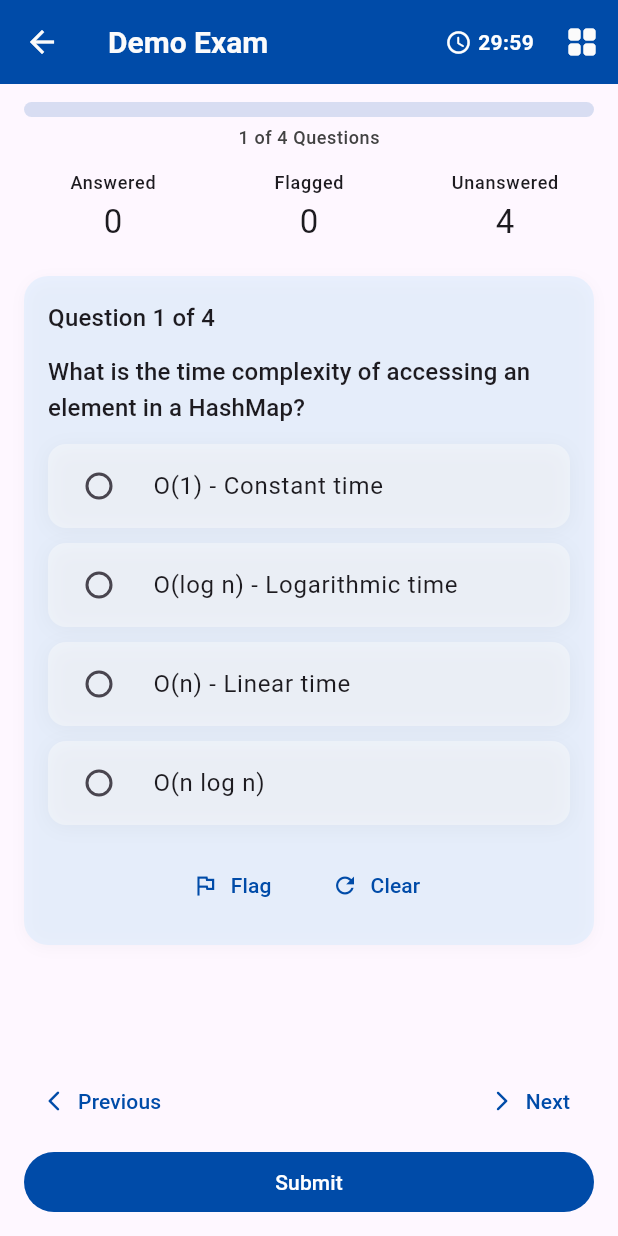
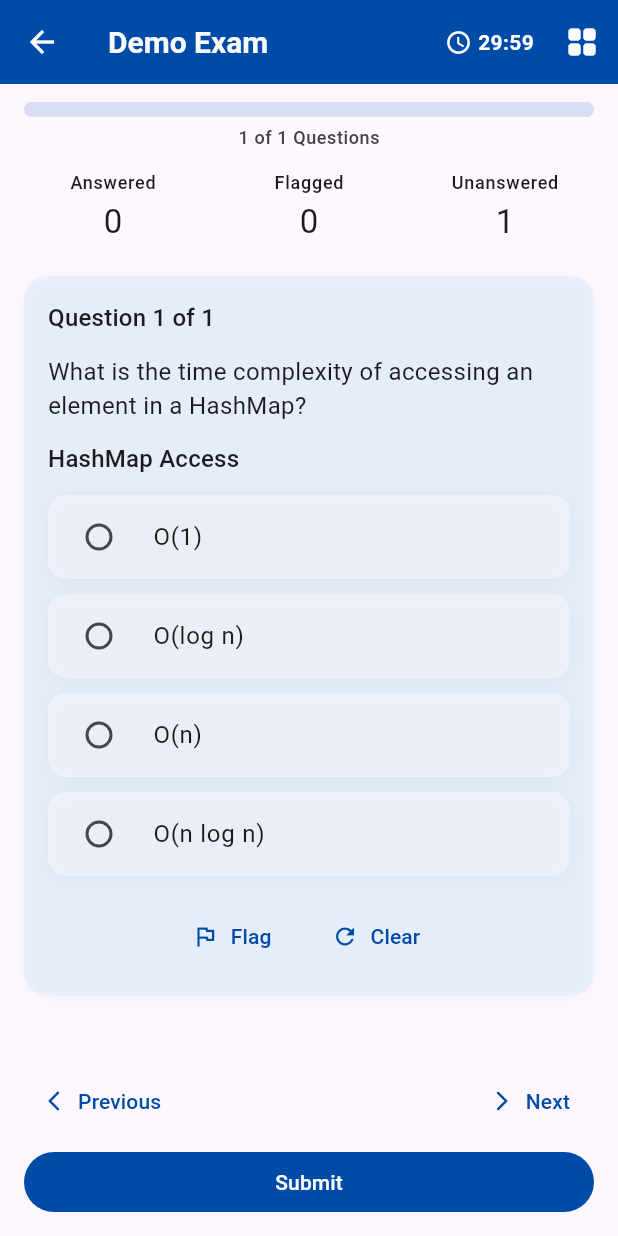
Before and after one commit to eminesenaa/mobile-interview-platform, a Flutter app: the ExamPage screen opened directly, after a tap on "Start demo exam", on a phone screen of 412 x 824 dp. Run offline on Flutter 3.47's test engine with Material 3 defaults, Android fonts, the light colour scheme and no system bars; drawn by our look-alikes of overlay_support; our stand-ins replace awesome_bottom_bar, cloud_firestore, firebase_auth, firebase_core, firebase_storage, font_awesome_flutter and 4 more; accounts and stored records are empty.

```diff
--- a/lib/pages/exam/exam_page.dart
+++ b/lib/pages/exam/exam_page.dart
@@ -7,16 +7,12 @@ import 'package:interview_project/pages/exam/widgets/action_bar.dart';
 import 'package:interview_project/pages/exam/widgets/progress_bar.dart';
 import 'package:interview_project/pages/exam/widgets/timer_badge.dart';
 import 'package:interview_project/pages/exam/widgets/mcq_view.dart';
-
 import 'package:interview_project/pages/exam/widgets/stats_row.dart';
 import 'package:interview_project/pages/exam/widgets/question_header.dart';
-import 'package:interview_project/pages/exam/widgets/mcq_view.dart';
-
 
 import '../../constants/colors.dart';
 import '../../models/question.dart';
 
-// lib/pages/exam/exam_page.dart
 class ExamPage extends StatelessWidget {
   const ExamPage({super.key});
 
@@ -24,7 +20,6 @@ class ExamPage extends StatelessWidget {
   Widget build(BuildContext context) {
     final args = Get.arguments;
 
-    // Argüman gelmediyse: uyarı + “Mock Exam ile başlat” butonu
     if (args is! Exam) {
       return const _NoExamProvided();
     }
@@ -34,14 +29,13 @@ class ExamPage extends StatelessWidget {
 
     return Obx(() {
       final st = c.state.value;
-      final q  = c.currentQuestion;
+      final q = c.currentQuestion;
+
       return Scaffold(
         appBar: AppBar(
           title: Text(exam.title),
           actions: [
-            // Sayaç önce (solda), Navigator en sağda
             Padding(
-              //PROGRESS BAR
               padding: const EdgeInsets.symmetric(horizontal: 8),
               child: Center(child: TimerBadge(secondsLeft: st.secondsLeft)),
             ),
@@ -49,7 +43,6 @@ class ExamPage extends StatelessWidget {
               tooltip: 'Navigator',
               icon: const Icon(Icons.grid_view_rounded),
               onPressed: () {
-                // TODO: question navigator sheet
                 ScaffoldMessenger.of(context).showSnackBar(
                   const SnackBar(content: Text('Navigator coming soon')),
                 );
@@ -59,13 +52,16 @@ class ExamPage extends StatelessWidget {
         ),
         body: Column(
           children: [
-            // Progress bar zaten var
             Padding(
               padding: const EdgeInsets.symmetric(horizontal: 16),
               child: Column(
                 crossAxisAlignment: CrossAxisAlignment.stretch,
                 children: [
-                  ProgressBar(total: exam.questions.length, answered: st.answers.length, current: c.currentNumber),
+                  ProgressBar(
+                    total: exam.questions.length,
+                    answered: st.answers.length,
+                    current: c.currentNumber,
+                  ),
                   StatsRow(
                     answered: c.answeredCount,
                     flagged: c.flaggedCount,
@@ -75,22 +71,18 @@ class ExamPage extends StatelessWidget {
               ),
             ),
             const SizedBox(height: 8),
-
             Expanded(
               child: SingleChildScrollView(
                 padding: const EdgeInsets.fromLTRB(16, 8, 16, 8),
                 child: Column(
                   crossAxisAlignment: CrossAxisAlignment.stretch,
                   children: [
-                    // ⬇️ TEK BÜYÜK KART: border yok, soft mavi back
                     Container(
                       padding: const EdgeInsets.all(16),
                       decoration: BoxDecoration(
-                        color: secondaryColor.withValues(alpha: 0.35), // 💡 çok açık mavi
+                        color: secondaryColor.withValues(alpha: 0.35),
                         borderRadius: BorderRadius.circular(16),
-                        // border: yok
                         boxShadow: [
-                          // çok hafif derinlik
                           BoxShadow(
                             color: Colors.black.withValues(alpha: 0.03),
                             blurRadius: 8,
@@ -101,13 +93,24 @@ class ExamPage extends StatelessWidget {
                       child: Column(
                         crossAxisAlignment: CrossAxisAlignment.start,
                         children: [
-                          QuestionHeader(current: c.currentNumber, total: c.total),
+                          QuestionHeader(
+                            current: c.currentNumber,
+                            total: c.total,
+                          ),
                           const SizedBox(height: 12),
+                          if ((q.description ?? "").isNotEmpty)
+                            Padding(
+                              padding: const EdgeInsets.only(bottom: 12),
+                              child: Text(
+                                q.description ?? "",
+                                style: const TextStyle(fontSize: 16),
+                              ),
+                            ),
                           McqView(
                             question: q,
                             onAnswer: c.answerCurrent,
                             onToggleFlag: c.toggleFlag,
-                            embedded: true, // dış kapsayıcı bizde, içte ekstra border yok
+                            embedded: true,
                           ),
                         ],
                       ),
@@ -116,7 +119,6 @@ class ExamPage extends StatelessWidget {
                 ),
               ),
             ),
-
             ActionBar(
               onPrev: c.prev,
               onNext: c.next,
@@ -129,7 +131,6 @@ class ExamPage extends StatelessWidget {
             ),
           ],
         ),
-
       );
     });
   }
@@ -150,7 +151,7 @@ class _NoExamProvided extends StatelessWidget {
             const SizedBox(height: 12),
             FilledButton(
               onPressed: () {
-                final demo = _mockExam(); // geçici demo
+                final demo = _mockExam();
                 Get.to(() => const ExamPage(), arguments: demo);
               },
               child: const Text('Start demo exam'),
@@ -162,79 +163,28 @@ class _NoExamProvided extends StatelessWidget {
   }
 }
 
-// küçük bir mock (geçici)
 Exam _mockExam() {
   return Exam(
     id: 'demo1',
     title: 'Demo Exam',
     duration: const Duration(minutes: 30),
     questions: [
-    Question(
-    id: 'q1',
-    title: 'What is the time complexity of accessing an element in a HashMap?',
-    difficulty: Difficulty.easy,
-    status: Status.todo,
-    type: QuestionType.mcq,
-    topic: 'Data Structures',
-    options: [
-      'O(1) - Constant time',
-      'O(log n) - Logarithmic time',
-      'O(n) - Linear time',
-      'O(n log n)',
-    ], description: '', tags: [],
-  ),
       Question(
-        id: 'q2',
-        title: 'Which of the following sorting algorithms has the best average-case time complexity?',
-        difficulty: Difficulty.medium,
-        status: Status.todo,
-        type: QuestionType.mcq,
-        topic: 'Algorithms',
-        options: [
-          'Bubble Sort',
-          'Quick Sort',
-          'Selection Sort',
-          'Insertion Sort',
-        ],
-        description: '',
-        tags: [],
-      ),
-
-      Question(
-        id: 'q3',
-        title: 'In an Operating System, what does a context switch involve?',
-        difficulty: Difficulty.medium,
-        status: Status.todo,
-        type: QuestionType.mcq,
-        topic: 'Operating Systems',
-        options: [
-          'Switching between kernel mode and user mode',
-          'Saving the state of a process and loading another',
-          'Terminating a process',
-          'Changing the scheduling algorithm',
-        ],
-        description: '',
-        tags: [],
-      ),
-
-      Question(
-        id: 'q4',
-        title: 'Which layer of the OSI model is responsible for logical addressing (IP addresses)?',
+        id: 'q1',
+        title: 'HashMap Access',
+        description: 'What is the time complexity of accessing an element in a HashMap?',
         difficulty: Difficulty.easy,
         status: Status.todo,
         type: QuestionType.mcq,
-        topic: 'Computer Networks',
+        topic: 'Data Structures',
         options: [
-          'Data Link Layer',
-          'Transport Layer',
-          'Network Layer',
-          'Application Layer',
+          'O(1)',
+          'O(log n)',
+          'O(n)',
+          'O(n log n)',
         ],
-        description: '',
         tags: [],
       ),
-
-
     ],
     createdAt: DateTime.now(),
   );
```
Also changed, not shown: lib/pages/exam/controllers/exam_controller.dart (+26 -8 lines), lib/pages/exam/exam_home_page.dart (+44 -64 lines).
